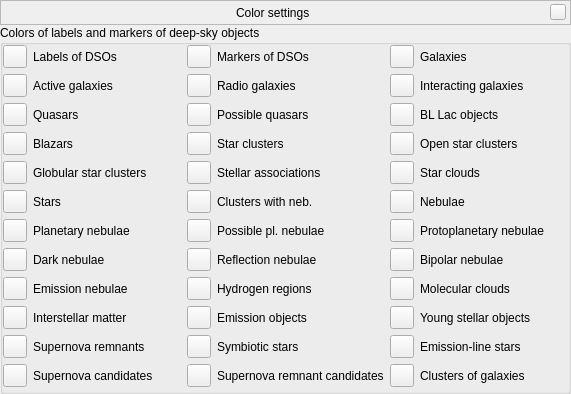
Old version of the form src/gui/dsoColorsDialog.ui in the repository 519984307/stellarium_src.
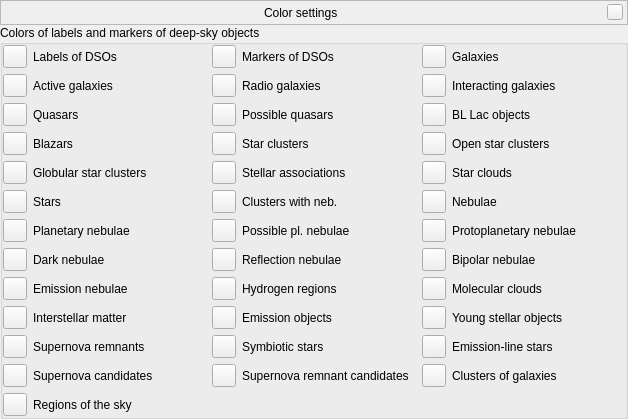
New version of the form. Custom widgets are drawn as their Qt base class.

Diff of the .ui file:
```diff
--- a/src/gui/dsoColorsDialog.ui
+++ b/src/gui/dsoColorsDialog.ui
@@ -6,8 +6,8 @@
    <rect>
     <x>0</x>
     <y>0</y>
-    <width>571</width>
-    <height>394</height>
+    <width>628</width>
+    <height>396</height>
    </rect>
   </property>
   <layout class="QVBoxLayout" name="verticalLayout">
@@ -661,6 +661,20 @@
         </property>
        </widget>
       </item>
+      <item row="12" column="0">
+       <widget class="QToolButton" name="colorDSORegions">
+        <property name="toolTip">
+         <string>Color of markers of regions of the sky</string>
+        </property>
+       </widget>
+      </item>
+      <item row="12" column="1">
+       <widget class="QLabel" name="labelDSOColorRegions">
+        <property name="text">
+         <string>Regions of the sky</string>
+        </property>
+       </widget>
+      </item>
      </layout>
     </widget>
    </item>
```
Left out of the diff: 622 changed lines with no effect on the pictures.
